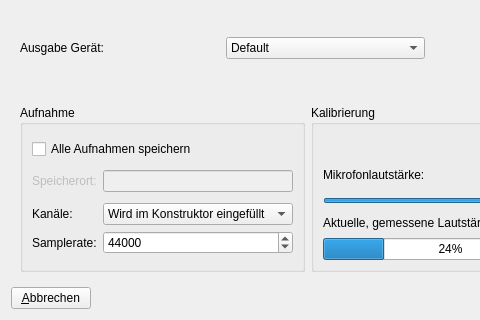
Above: ui/settings.ui from KDE/simon before the change; both pictures show x 0 to 480 and y 207 to 527 of the 855 by 527 pixel window. Below: the same form after it.
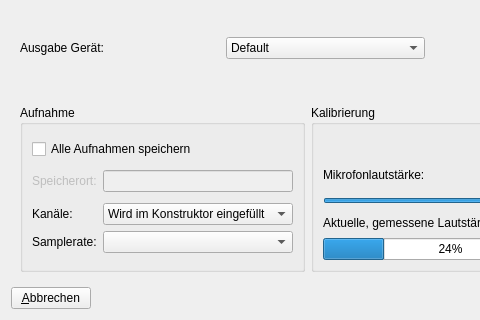
That is the form after the change. Icons and pictures are not drawn.

Diff of the .ui file:
```diff
--- a/ui/settings.ui
+++ b/ui/settings.ui
@@ -1394,17 +1394,7 @@
                  </widget>
                 </item>
                 <item row="1" column="1" >
-                 <widget class="QSpinBox" name="sbSamplerate" >
-                  <property name="minimum" >
-                   <number>8000</number>
-                  </property>
-                  <property name="maximum" >
-                   <number>96000</number>
-                  </property>
-                  <property name="value" >
-                   <number>44000</number>
-                  </property>
-                 </widget>
+                 <widget class="QComboBox" name="cbSampleRate" />
                 </item>
                </layout>
               </item>
```
Left out of the diff: 36 changed lines with no effect on the pictures.
